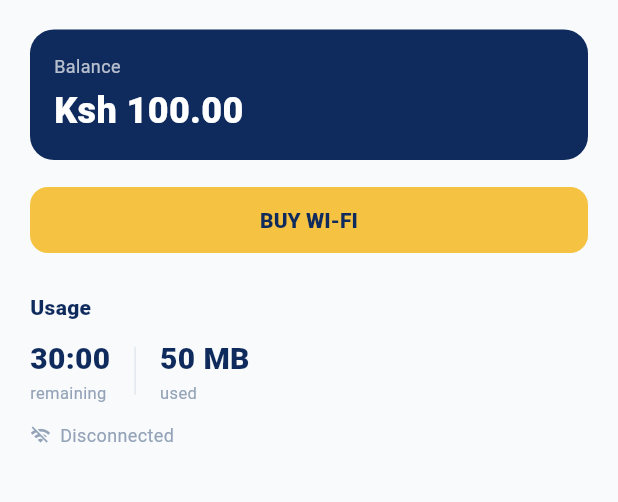
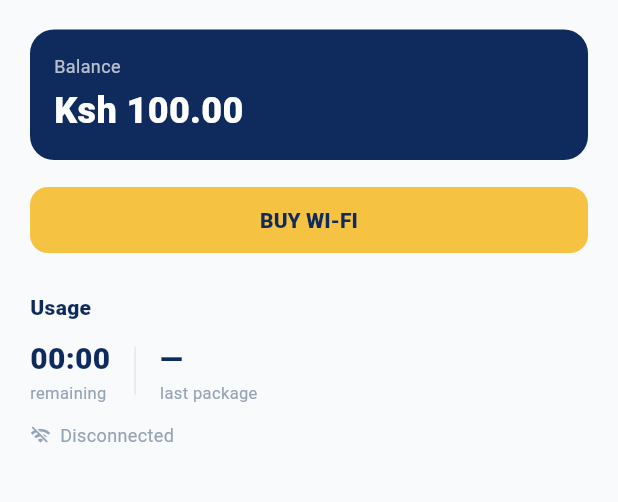
Before and after one commit to Isaackmogaka/ZoniFi-App, a Flutter app: the HomeScreen screen opened directly, on a phone screen of 412 x 824 dp, the part 134-636 px from its top. Run offline on Flutter 3.47's test engine with Material 3 defaults, Android fonts, the phone set to English and light mode, and no system bars.

Commit message:
Wire HomeScreen usage stats to live WalletState data
- Added _formatDuration() helper converting raw seconds to MM:SS format
- 'remaining' stat now shows wallet.secondsRemaining instead of a
  hardcoded 30:00
- Replaced the fake '50 MB used' stat with the real last purchased
  package label, since WalletState doesn't track data usage — showing
  an invented number would be misleading
- Connected/Disconnected row now reflects wallet.isConnected with
  matching icon and color (teal when connected, grey when not),
  instead of always showing a static disconnected state

```diff
--- a/lib/screens/home_screen.dart
+++ b/lib/screens/home_screen.dart
@@ -79,24 +79,37 @@ class HomeScreen extends StatelessWidget {
               const SizedBox(height: 10),
               Row(
                 children: [
-                  _buildStat(value: '30:00', label: 'remaining'),
+                  _buildStat(
+                    value: _formatDuration(wallet.secondsRemaining),
+                    label: 'remaining',
+                  ),
                   Container(
                     width: 1,
                     height: 32,
                     color: AppColors.slate200,
                     margin: const EdgeInsets.symmetric(horizontal: 16),
                   ),
-                  _buildStat(value: '50 MB', label: 'used'),
+                  _buildStat(
+                    value: wallet.lastPackageLabel ?? '—',
+                    label: 'last package',
+                  ),
                 ],
               ),
               const SizedBox(height: 12),
-              const Row(
+              Row(
                 children: [
-                  Icon(Icons.wifi_off, size: 14, color: AppColors.slate400),
-                  SizedBox(width: 6),
+                  Icon(
+                    wallet.isConnected ? Icons.wifi : Icons.wifi_off,
+                    size: 14,
+                    color: wallet.isConnected ? AppColors.teal : AppColors.slate400,
+                  ),
+                  const SizedBox(width: 6),
                   Text(
-                    'Disconnected',
-                    style: TextStyle(color: AppColors.slate400, fontSize: 12),
+                    wallet.isConnected ? 'Connected' : 'Disconnected',
+                    style: TextStyle(
+                      color: wallet.isConnected ? AppColors.teal : AppColors.slate400,
+                      fontSize: 12,
+                    ),
                   ),
                 ],
               ),
@@ -105,6 +118,15 @@ class HomeScreen extends StatelessWidget {
         ),
       ),
     );
+  }
+
+  /// Converts a raw seconds count into "MM:SS" display format, e.g.
+  /// 1800 seconds becomes "30:00". padLeft(2, '0') ensures single
+  /// digits show as "05" instead of "5", matching the mockup's format.
+  String _formatDuration(int totalSeconds) {
+    final minutes = (totalSeconds ~/ 60).toString().padLeft(2, '0');
+    final seconds = (totalSeconds % 60).toString().padLeft(2, '0');
+    return '$minutes:$seconds';
   }
 
   Widget _buildStat({required String value, required String label}) {
```
